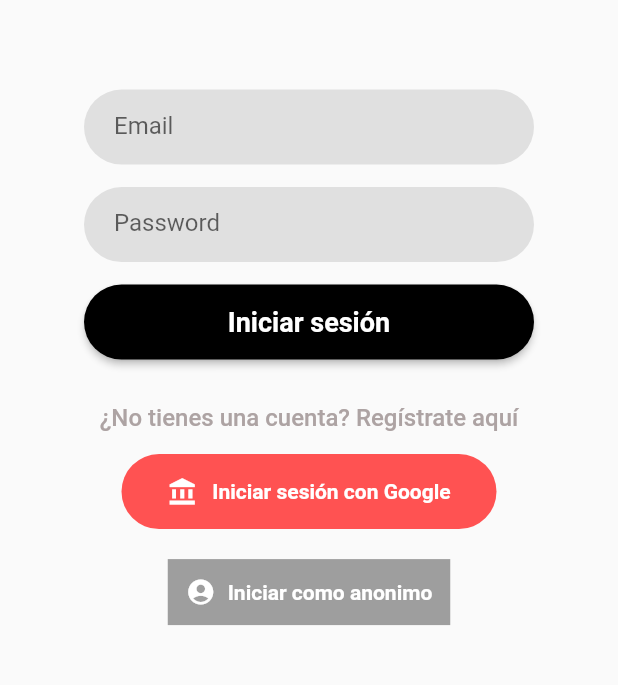
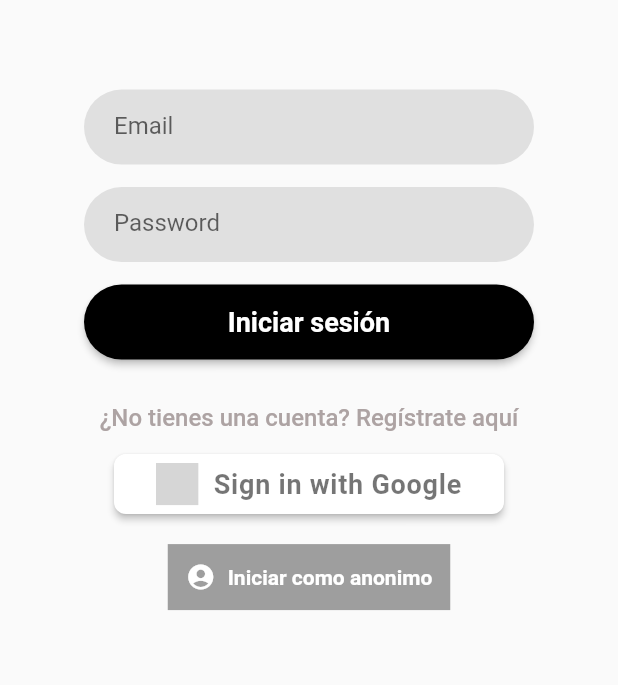
Before and after one commit to AndreBE99/moviles_project_2023, a Flutter app: the screen it shows after launch, on a phone screen of 412 x 824 dp, the part 430-1115 px from its top. Run offline on Flutter 3.47's test engine with Material 2 defaults, Android fonts, the phone set to English and light mode, and no system bars; our stand-ins replace auth_buttons, bloc, equatable, firebase_auth, firebase_core, flutter_bloc and 3 more; missing offline and left inert: flutter_barcode_scanner; accounts and stored records are empty; grey boxes are pictures that could not be loaded.

Commit message:
Google auth working

```diff
--- a/product_finder/lib/pages/login_page.dart
+++ b/product_finder/lib/pages/login_page.dart
@@ -1,3 +1,4 @@
+import 'package:auth_buttons/auth_buttons.dart';
 import 'package:flutter/material.dart';
 import 'package:flutter_bloc/flutter_bloc.dart';
 import 'package:font_awesome_flutter/font_awesome_flutter.dart';
@@ -168,33 +169,12 @@ class LoginPage extends StatelessWidget {
                       Column(
                         mainAxisAlignment: MainAxisAlignment.spaceEvenly,
                         children: [
-                          Container(
-                            width: 250,
-                            height: 50,
-                            decoration: BoxDecoration(
-                              borderRadius: BorderRadius.circular(25),
-                              color: Colors.redAccent,
-                            ),
-                            child: Center(
-                              child: Row(
-                                mainAxisAlignment: MainAxisAlignment.center,
-                                children: [
-                                  Icon(
-                                    Icons.account_balance,
-                                    color: Colors.white,
-                                    size: 20,
-                                  ),
-                                  SizedBox(width: 10),
-                                  Text(
-                                    'Iniciar sesión con Google',
-                                    style: TextStyle(
-                                      color: Colors.white,
-                                      fontWeight: FontWeight.bold,
-                                    ),
-                                  ),
-                                ],
-                              ),
-                            ),
+                          GoogleAuthButton(
+                            onPressed: () {
+                              // Bloc add event autenticacion con google event
+                              BlocProvider.of<AuthBloc>(context)
+                                  .add(GoogleAuthEvent());
+                            },
                           ),
                           SizedBox(height: 20),
                           InkWell(
```
